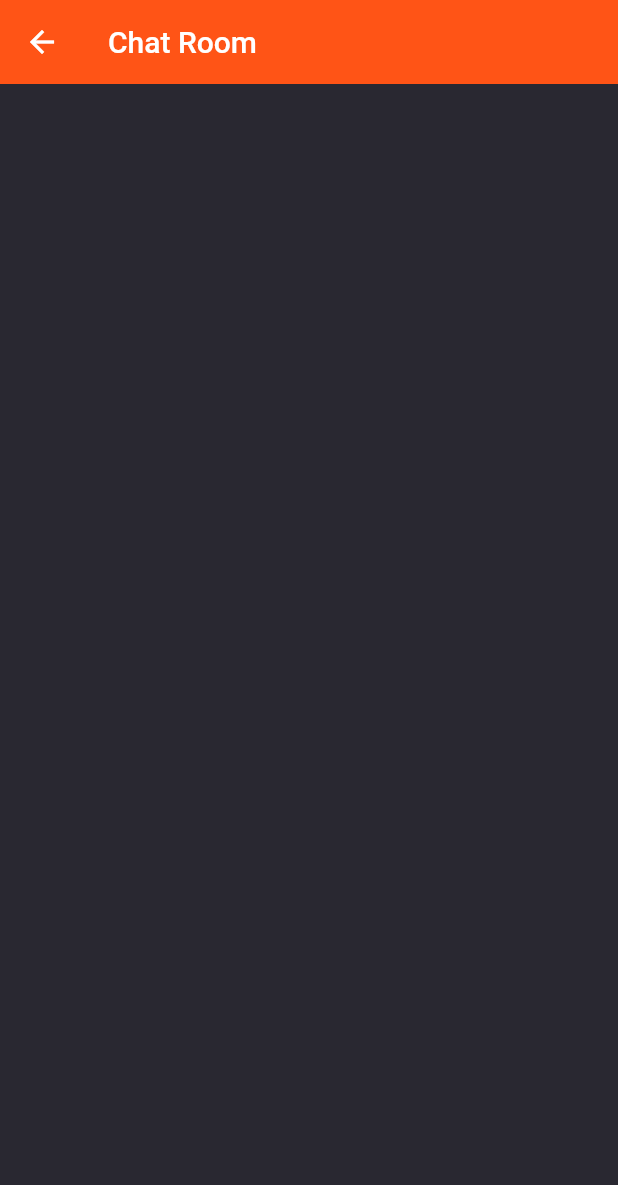
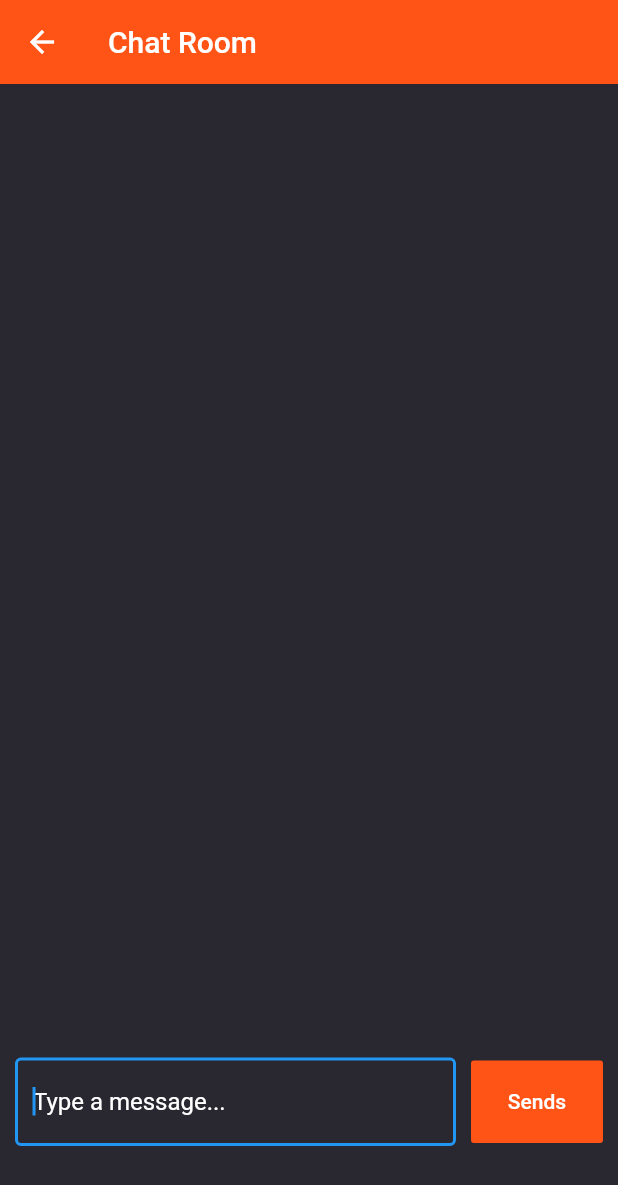
Before and after one commit to ably-labs/live-cryptocurrency-streaming-flutter, a Flutter app: the ChatView screen opened directly, on a phone screen of 412 x 824 dp. Shown: the top 1185 px of the screen. Run offline on Flutter 3.47's test engine with Material 2 defaults, Android fonts, the light colour scheme and no system bars; our stand-ins replace syncfusion_flutter_charts; missing offline and left inert: ably_flutter_plugin; statements that could not run were skipped.

Commit message:
initial chat functionality

```diff
--- a/lib/main.dart
+++ b/lib/main.dart
@@ -6,11 +6,8 @@ import 'package:ably_cryptocurrency/service/ably_service.dart';
 import 'package:ably_cryptocurrency/view/dashboard.dart';
 
 void main() {
-  runApp(
-    MyApp(),
-  );
+  runApp(MyApp());
 }
-
 class MyApp extends StatelessWidget {
   @override
   Widget build(BuildContext context) {
--- a/lib/service/ably_service.dart
+++ b/lib/service/ably_service.dart
@@ -16,6 +16,18 @@ class Coin {
   });
 }
 
+class ChatMessage {
+  final String content;
+  final DateTime dateTime;
+  final bool isWriter;
+
+  ChatMessage({
+    this.content,
+    this.dateTime,
+    this.isWriter,
+  });
+}
+
 const Map<String, String> _coinTypes = {
   "btc": "Bitcoin",
   "eth": "Ethurum",
@@ -28,6 +40,8 @@ class AblyService {
 
   /// initialize a realtime instance
   final ably.Realtime _realtime;
+
+  ably.RealtimeChannel _chatChannel;
 
   /// to get the connection status of the realtime instance
   Stream<ably.ConnectionStateChange> get connection => _realtime.connection.on();
@@ -49,6 +63,26 @@ class AblyService {
     return AblyService._(_realtime, _clientOptions);
   }
 
+  Stream<ChatMessage> listenToChatMessages() {
+    _chatChannel = _realtime.channels.get('public-chat');
+
+    var messageStream = _chatChannel.subscribe();
+
+    return messageStream.map((message) {
+      return ChatMessage(
+        content: message.data,
+        dateTime: message.timestamp,
+        isWriter: message.name == "user"
+      );
+    });
+  }
+
+  Future sendMessage(String content) async {
+    _realtime.channels.get('public-chat');
+
+    await _chatChannel.publish(data: content, name: "user");
+  }
+
   /// Listen to cryptocurrency prices from Coindesk hub
   Map<String, Stream<Coin>> listenToCoinsPrice() {
     Map<String, Stream<Coin>> _streams = {};
@@ -67,7 +101,7 @@ class AblyService {
               name: _coinTypes[coinType],
               code: coinType,
               price: double.parse('${message.data}'),
-              dateTime: DateTime.now(),
+              dateTime: message.timestamp,
             );
         }),
       });
--- a/lib/view/chat.dart
+++ b/lib/view/chat.dart
@@ -1,4 +1,8 @@
+import 'dart:collection';
+
+import 'package:ably_cryptocurrency/service/ably_service.dart';
 import 'package:flutter/material.dart';
+import 'package:provider/provider.dart';
 
 class ChatView extends StatefulWidget {
   const ChatView({Key key}) : super(key: key);
@@ -8,12 +12,117 @@ class ChatView extends StatefulWidget {
 }
 
 class _ChatViewState extends State<ChatView> {
+  Queue<ChatMessage> messages = Queue();
+  TextEditingController _controller = TextEditingController();
+
+  @override
+  void didChangeDependencies() async {
+    final ablyService = Provider.of<AblyService>(context);
+
+    ablyService.listenToChatMessages().listen((event) {
+      if(mounted)
+      setState(() {
+        messages.addFirst(event);
+      });
+    });
+
+    super.didChangeDependencies();
+  }
+
+  void onSend() async {
+    final ablyService = Provider.of<AblyService>(context, listen: false);
+    await ablyService.sendMessage(_controller.text);
+    _controller.clear();
+  }
+
   @override
   Widget build(BuildContext context) {
     return Scaffold(
       appBar: AppBar(
         title: Text("Chat Room"),
       ),
+      body: Column(
+        children: [
+          Flexible(
+            fit: FlexFit.loose,
+            child: ListView.builder(
+              reverse: true,
+              itemCount: messages.length,
+              itemBuilder: (context, index) {
+                return ChatMessageBubble(
+                  message: messages.toList()[index],
+                  isWriter: messages.toList()[index].isWriter,
+                );
+              },
+            ),
+          ),
+          Padding(
+            padding: const EdgeInsets.all(10.0),
+            child: Row(
+              children: [
+                Expanded(
+                  child: TextField(
+                    controller: _controller,
+                    style: TextStyle(color: Colors.white),
+                    autofocus: true,
+                    decoration: InputDecoration(
+                      hintText: "Type a message...",
+                      hintStyle: TextStyle(color: Colors.white),
+                      border: OutlineInputBorder(borderSide: BorderSide(color: Colors.white)),
+                      enabledBorder: OutlineInputBorder(borderSide: BorderSide(color: Colors.white)),
+                    ),
+                  ),
+                ),
+                const SizedBox(width: 10),
+                FlatButton(
+                  height: 55,
+                  onPressed: onSend,
+                  color: Theme.of(context).primaryColor,
+                  textColor: Colors.white,
+                  child: Text("Sends"),
+                )
+              ],
+            ),
+          ),
+          SizedBox(height: 50)
+        ],
+      ),
     );
   }
 }
+
+class ChatMessageBubble extends StatelessWidget {
+  const ChatMessageBubble({
+    Key key,
+    this.message,
+    this.isWriter = false,
+  }) : super(key: key);
+  final ChatMessage message;
+  final bool isWriter;
+
+  final double radius = 15;
+
+  @override
+  Widget build(BuildContext context) {
+    return Align(
+      alignment: isWriter ? Alignment.centerRight : Alignment.centerLeft,
+      child: Container(
+        margin: EdgeInsets.all(15),
+        padding: EdgeInsets.all(10),
+        alignment: Alignment.centerLeft,
+        decoration: BoxDecoration(
+          color: isWriter ? Theme.of(context).primaryColor.withOpacity(0.5) : Colors.white12,
+          borderRadius: BorderRadius.only(
+            bottomLeft: Radius.circular(isWriter ? radius : 0),
+            bottomRight: Radius.circular(isWriter ? 0 : radius),
+            topLeft: Radius.circular(radius),
+            topRight: Radius.circular(radius),
+          ),
+        ),
+        width: MediaQuery.of(context).size.width * 0.6,
+        constraints: BoxConstraints(minHeight: 50),
+        child: Text(message.content),
+      ),
+    );
+  }
+}
```
Also changed, not shown: lib/view/dashboard.dart (+5 -3 lines).
